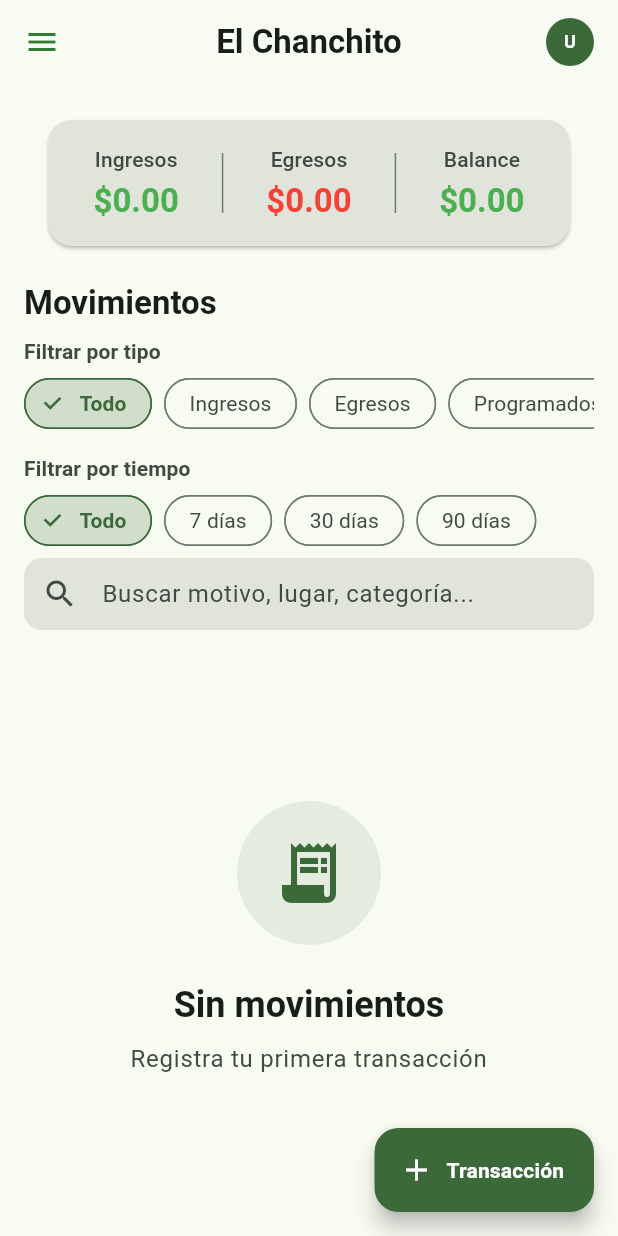
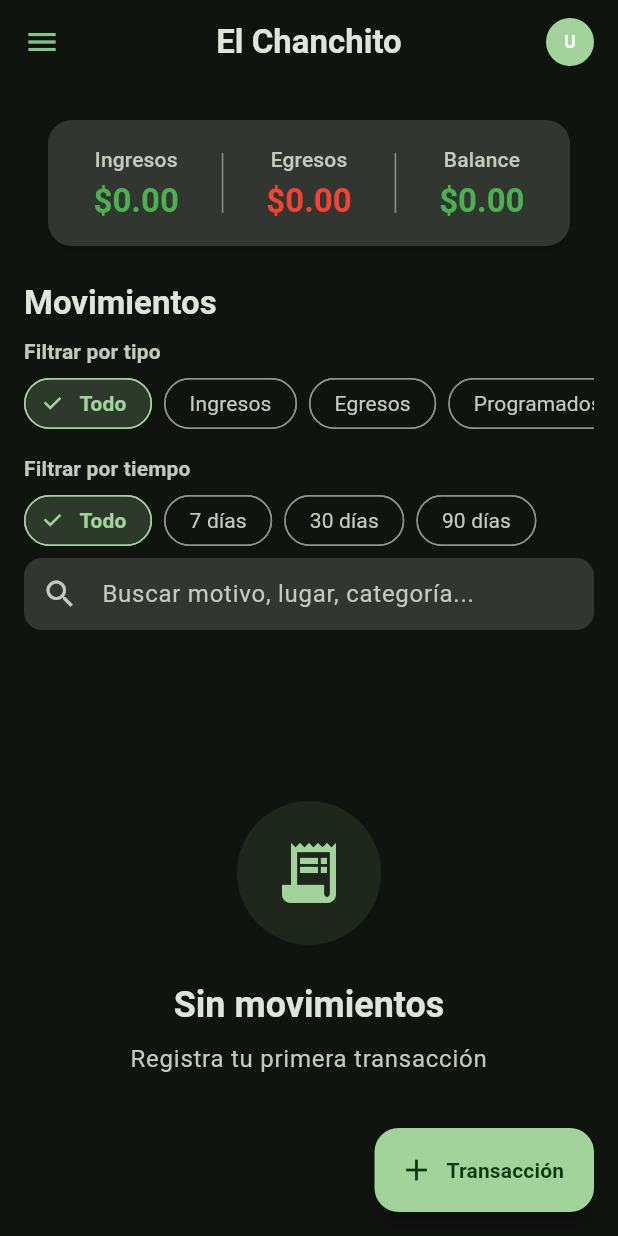
Before and after one commit to isaisolis615-arch/el_chanchito, a Flutter app: the screen it shows after launch, after a tap on the "menu" icon, after a tap on "Modo Oscuro", on a phone screen of 412 x 824 dp. Run offline on Flutter 3.47's test engine with Material 3 defaults, Android fonts, the phone set to English and light mode, and no system bars; our stand-ins replace flutter_local_notifications, flutter_riverpod, go_router, permission_handler, shared_preferences, timezone.

Commit message:
Fix dark mode: convert ThemeService to StateNotifier, fix theme toggle, fix init flow

```diff
--- a/lib/main.dart
+++ b/lib/main.dart
@@ -56,13 +56,11 @@ final GoRouter _router = GoRouter(
 class _AppInitData {
   final SharedPreferences prefs;
   final LocalRepository repository;
-  final ThemeService themeService;
   final NotificationService notificationService;
 
   const _AppInitData({
     required this.prefs,
     required this.repository,
-    required this.themeService,
     required this.notificationService,
   });
 }
@@ -134,7 +132,6 @@ class AppInitializer extends ConsumerWidget {
           ],
           child: ElChanchitoApp(
             repository: data.repository,
-            themeService: data.themeService,
             notificationService: data.notificationService,
           ),
         );
@@ -148,38 +145,31 @@ final appInitProvider = FutureProvider<_AppInitData>((ref) async {
   final repository = SharedPreferencesRepository();
   await repository.initialize();
 
-  final themeService = ThemeService(ref.read(localRepositoryProvider));
-  await themeService.initialize();
-
   final notificationService = NotificationService();
   await notificationService.initialize();
 
   return _AppInitData(
     prefs: prefs,
     repository: repository,
-    themeService: themeService,
     notificationService: notificationService,
   );
 });
 
 class ElChanchitoApp extends ConsumerWidget {
   final LocalRepository repository;
-  final ThemeService themeService;
   final NotificationService notificationService;
 
   const ElChanchitoApp({
     super.key,
     required this.repository,
-    required this.themeService,
     required this.notificationService,
   });
 
   @override
   Widget build(BuildContext context, WidgetRef ref) {
-    final themeModeAsync = ref.watch(themeModeProvider);
+    final themeMode = ref.watch(themeModeProvider);
 
-    return themeModeAsync.when(
-      data: (themeMode) => MaterialApp.router(
+    return MaterialApp.router(
       title: 'El Chanchito',
       debugShowCheckedModeBanner: false,
       routerConfig: _router,
@@ -247,39 +237,6 @@ class ElChanchitoApp extends ConsumerWidget {
           titleTextStyle: const TextStyle(fontSize: 20, fontWeight: FontWeight.bold, color: Colors.green),
         ),
       ),
-      ),
-      loading: () => const MaterialApp(home: Scaffold(body: Center(child: CircularProgressIndicator()))),
-      error: (err, stack) => MaterialApp(
-        home: Scaffold(
-          body: Center(
-            child: SingleChildScrollView(
-              padding: const EdgeInsets.all(24),
-              child: Column(
-                mainAxisAlignment: MainAxisAlignment.center,
-                children: [
-                  const Icon(Icons.error_outline, size: 64, color: Colors.red),
-                  const SizedBox(height: 16),
-                  const Text('Error de inicialización', style: TextStyle(fontSize: 20, fontWeight: FontWeight.bold)),
-                  const SizedBox(height: 12),
-                  SelectableText(
-                    err.toString(),
-                    textAlign: TextAlign.center,
-                    style: const TextStyle(fontSize: 14, fontFamily: 'monospace'),
-                  ),
-                  const SizedBox(height: 16),
-                  const Text('Stack trace:', style: TextStyle(fontWeight: FontWeight.bold)),
-                  const SizedBox(height: 8),
-                  SelectableText(
-                    stack.toString(),
-                    textAlign: TextAlign.center,
-                    style: const TextStyle(fontSize: 11, fontFamily: 'monospace', color: Colors.grey),
-                  ),
-                ],
-              ),
-            ),
-          ),
-        ),
-      ),
     );
   }
 }
--- a/lib/providers/app_providers.dart
+++ b/lib/providers/app_providers.dart
@@ -14,7 +14,7 @@ final localRepositoryProvider = Provider<LocalRepository>((ref) {
   return SharedPreferencesRepository();
 });
 
-final themeServiceProvider = Provider<ThemeService>((ref) {
+final themeServiceProvider = StateNotifierProvider<ThemeService, ThemeMode>((ref) {
   return ThemeService(ref.read(localRepositoryProvider));
 });
 
@@ -299,10 +299,9 @@ final languageProvider = Provider<AppLanguage>((ref) {
   return AppLanguage.fromCode(profile.languageCode) ?? AppLanguage.defaultLanguage;
 });
 
-final themeModeProvider = FutureProvider<ThemeMode>((ref) async {
-  final service = ref.read(themeServiceProvider);
-  await service.initialize();
-  return service.themeMode;
+final themeModeProvider = Provider<ThemeMode>((ref) {
+  final themeModeAsync = ref.watch(themeServiceProvider);
+  return themeModeAsync;
 });
 
 final diasRetencionProvider = FutureProvider<int>((ref) async {
--- a/lib/screens/home_screen.dart
+++ b/lib/screens/home_screen.dart
@@ -278,7 +278,7 @@ class _HomeScreenState extends ConsumerState<HomeScreen> {
               onTap: () {
                 Navigator.pop(context);
                 ref.read(userProfileProvider.notifier).updateModoOscuro(!profile.modoOscuro);
-                ref.read(themeServiceProvider).setThemeMode(
+                ref.read(themeServiceProvider.notifier).setThemeMode(
                   profile.modoOscuro ? ThemeMode.light : ThemeMode.dark,
                 );
               },
--- a/lib/screens/profile_screen.dart
+++ b/lib/screens/profile_screen.dart
@@ -100,7 +100,7 @@ class ProfileScreen extends ConsumerWidget {
                     value: profile.modoOscuro,
                     onChanged: (valor) {
                       ref.read(userProfileProvider.notifier).updateModoOscuro(valor);
-                      ref.read(themeServiceProvider).setThemeMode(valor ? ThemeMode.dark : ThemeMode.light);
+                      ref.read(themeServiceProvider.notifier).setThemeMode(valor ? ThemeMode.dark : ThemeMode.light);
                     },
                   ),
                 ),
--- a/lib/screens/settings_screen.dart
+++ b/lib/screens/settings_screen.dart
@@ -63,7 +63,7 @@ class SettingsScreen extends ConsumerWidget {
                     value: profile.modoOscuro,
                     onChanged: (valor) {
                       ref.read(userProfileProvider.notifier).updateModoOscuro(valor);
-                      ref.read(themeServiceProvider).setThemeMode(valor ? ThemeMode.dark : ThemeMode.light);
+                      ref.read(themeServiceProvider.notifier).setThemeMode(valor ? ThemeMode.dark : ThemeMode.light);
                     },
                   ),
                 ),
--- a/lib/services/theme_service.dart
+++ b/lib/services/theme_service.dart
@@ -1,31 +1,29 @@
 import 'package:flutter/material.dart';
+import 'package:flutter_riverpod/flutter_riverpod.dart';
 import '../repositories/repositories.dart';
 
-class ThemeService {
+class ThemeService extends StateNotifier<ThemeMode> {
   final LocalRepository _repository;
-  ThemeMode _themeMode = ThemeMode.light;
 
-  ThemeService(this._repository);
-
-  ThemeMode get themeMode => _themeMode;
+  ThemeService(this._repository) : super(ThemeMode.light);
 
   Future<void> initialize() async {
     try {
       final isDark = await _repository.getModoOscuro();
-      _themeMode = isDark ? ThemeMode.dark : ThemeMode.light;
+      state = isDark ? ThemeMode.dark : ThemeMode.light;
     } catch (e) {
-      // Default to light theme on error
-      _themeMode = ThemeMode.light;
+      state = ThemeMode.light;
     }
   }
 
   Future<void> toggleTheme() async {
-    _themeMode = _themeMode == ThemeMode.light ? ThemeMode.dark : ThemeMode.light;
-    await _repository.setModoOscuro(_themeMode == ThemeMode.dark);
+    final newMode = state == ThemeMode.light ? ThemeMode.dark : ThemeMode.light;
+    state = newMode;
+    await _repository.setModoOscuro(newMode == ThemeMode.dark);
   }
 
   Future<void> setThemeMode(ThemeMode mode) async {
-    _themeMode = mode;
+    state = mode;
     await _repository.setModoOscuro(mode == ThemeMode.dark);
   }
 }
```
Lines whose indentation alone changed are shown as unchanged.
